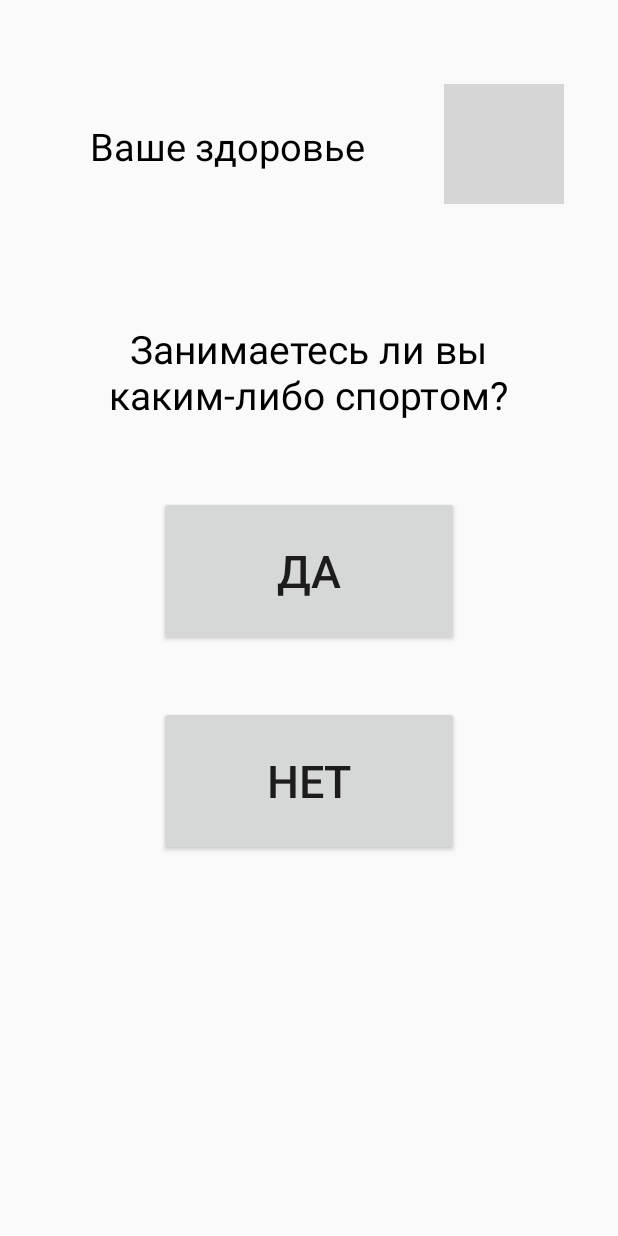
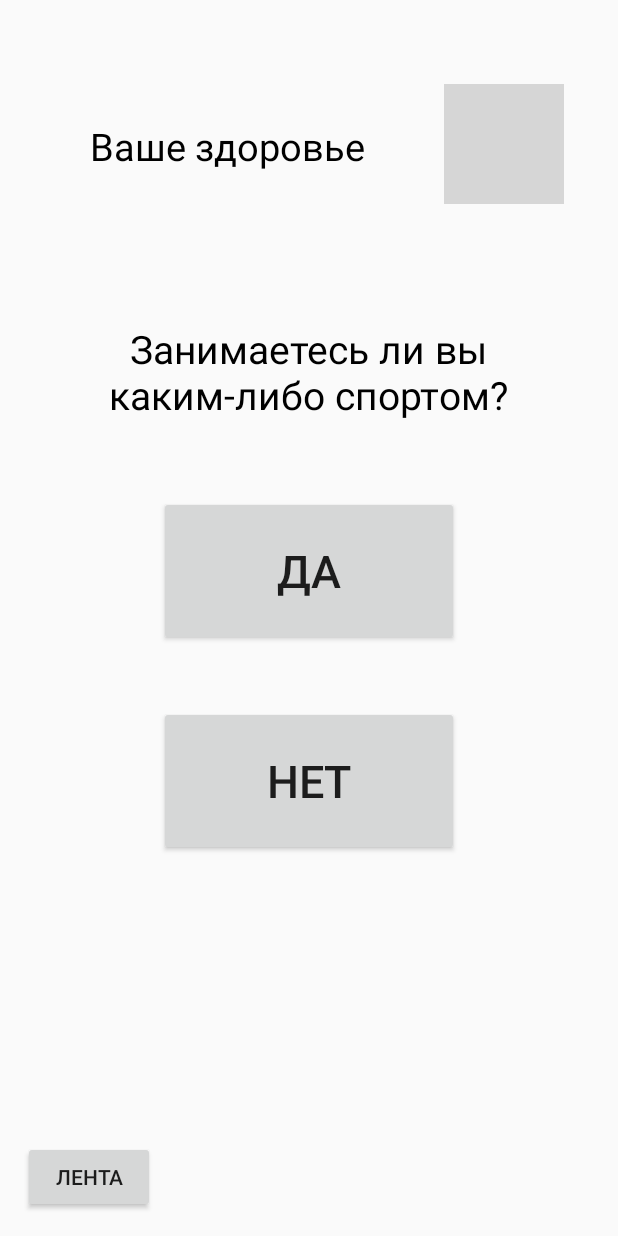
Before and after one commit to PrinterOMG/JoteroApp, an Android app: the screen it shows after launch (MainActivity), on a phone screen of 412 x 824 dp. Run offline under Robolectric (Android 15) with nearby library versions, the phone set to English and light mode, and no system bars; plain views replace ProgressPieView; grey boxes are pictures that could not be loaded.

Commit message:
Quiz feed design

```diff
--- a/app/src/main/AndroidManifest.xml
+++ b/app/src/main/AndroidManifest.xml
@@ -9,6 +9,8 @@
         android:roundIcon="@mipmap/ic_launcher_round"
         android:supportsRtl="true"
         android:theme="@style/Theme.AppCompat.Light.NoActionBar">
+
+        <activity android:name=".QuizFeed" />
         <activity android:name=".MainActivity">
             <intent-filter>
                 <action android:name="android.intent.action.MAIN" />
--- a/app/src/main/java/com/example/joteroapp/MainActivity.kt
+++ b/app/src/main/java/com/example/joteroapp/MainActivity.kt
@@ -1,11 +1,19 @@
 package com.example.joteroapp
 
+import android.content.Intent
 import androidx.appcompat.app.AppCompatActivity
 import android.os.Bundle
+import kotlinx.android.synthetic.main.activity_main.*
 
 class MainActivity : AppCompatActivity() {
     override fun onCreate(savedInstanceState: Bundle?) {
         super.onCreate(savedInstanceState)
         setContentView(R.layout.activity_main)
+
+        button_to_quiz_feed.setOnClickListener {
+            val quizFeedIntent = Intent(this, QuizFeed::class.java)
+            startActivity(quizFeedIntent)
+        }
+
     }
 }
--- a/app/src/main/res/layout/activity_main.xml
+++ b/app/src/main/res/layout/activity_main.xml
@@ -1,5 +1,5 @@
 <?xml version="1.0" encoding="utf-8"?>
-<android.widget.RelativeLayout xmlns:android="http://schemas.android.com/apk/res/android"
+<RelativeLayout xmlns:android="http://schemas.android.com/apk/res/android"
     xmlns:app="http://schemas.android.com/apk/res-auto"
     xmlns:tools="http://schemas.android.com/tools"
     android:layout_width="match_parent"
@@ -31,7 +31,8 @@
         app:ppvProgressColor="@color/green"
         app:ppvStrokeColor="@color/dark_green"
         android:text="3/10"
-        android:textSize="9sp"/>
+        android:textSize="9sp"
+        tools:ignore="SmallSp" />
 
     <TextView
         android:id="@+id/question_text"
@@ -53,7 +54,7 @@
         android:layout_below="@+id/question_text"
         android:layout_centerInParent="true"
         android:layout_marginTop="50sp"
-        android:text="Да"
+        android:text="@string/yes"
         android:textSize="30sp"/>
 
     <Button
@@ -63,7 +64,16 @@
         android:layout_centerInParent="true"
         android:layout_below="@+id/button_yes"
         android:layout_marginTop="40sp"
-        android:text="Нет"
+        android:text="@string/no"
         android:textSize="30sp"/>
 
-</android.widget.RelativeLayout>
+    <Button
+        android:id="@+id/button_to_quiz_feed"
+        android:layout_width="wrap_content"
+        android:layout_height="wrap_content"
+        android:layout_alignParentBottom="true"
+        android:layout_marginBottom="15sp"
+        android:layout_marginStart="15sp"
+        android:text="Лента"/>
+
+</RelativeLayout>
--- a/app/src/main/res/values/strings.xml
+++ b/app/src/main/res/values/strings.xml
@@ -1,3 +1,7 @@
 <resources>
     <string name="app_name">JoteroApp</string>
+    <string name="completed_quiz">Пройденные опросы</string>
+    <string name="available_quiz">Доступные опросы</string>
+    <string name="yes">Да</string>
+    <string name="no">Нет</string>
 </resources>
```
Also changed, not shown: app/src/main/java/com/example/joteroapp/QuizFeed.kt (added, +19 -0 lines), app/src/main/res/drawable-v24/available_quiz_in_feed_style.xml (added, +13 -0 lines), app/src/main/res/drawable/completed_quiz_in_feed_style.xml (added, +13 -0 lines), app/src/main/res/layout/activity_quiz_feed.xml (added, +122 -0 lines).
